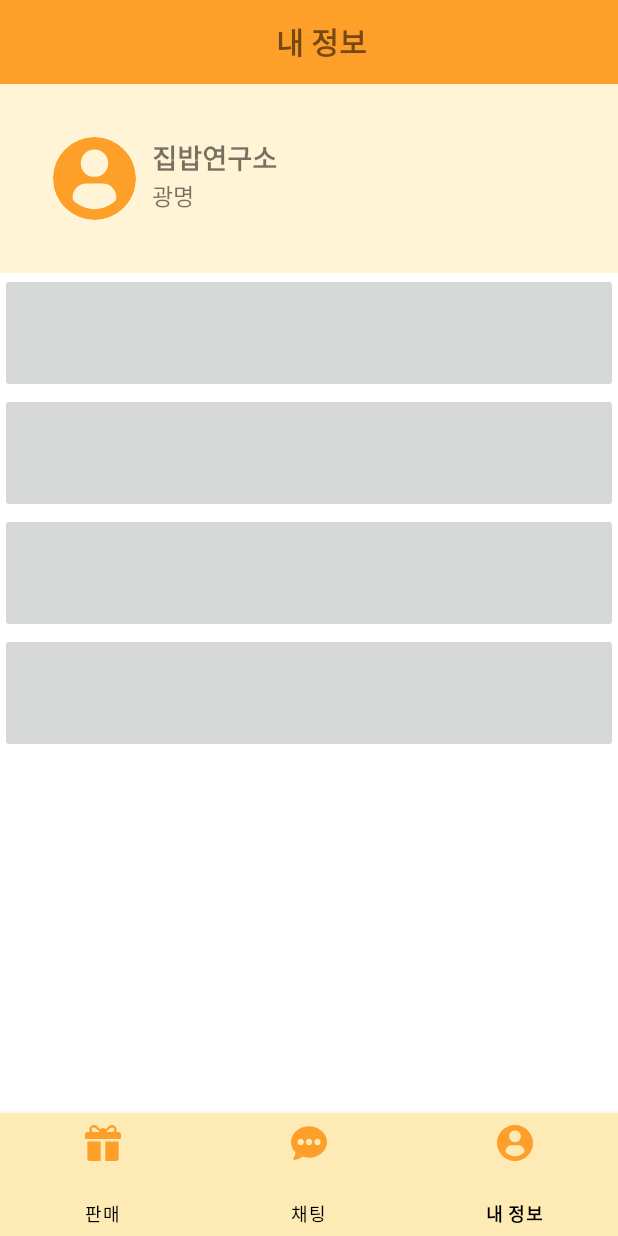
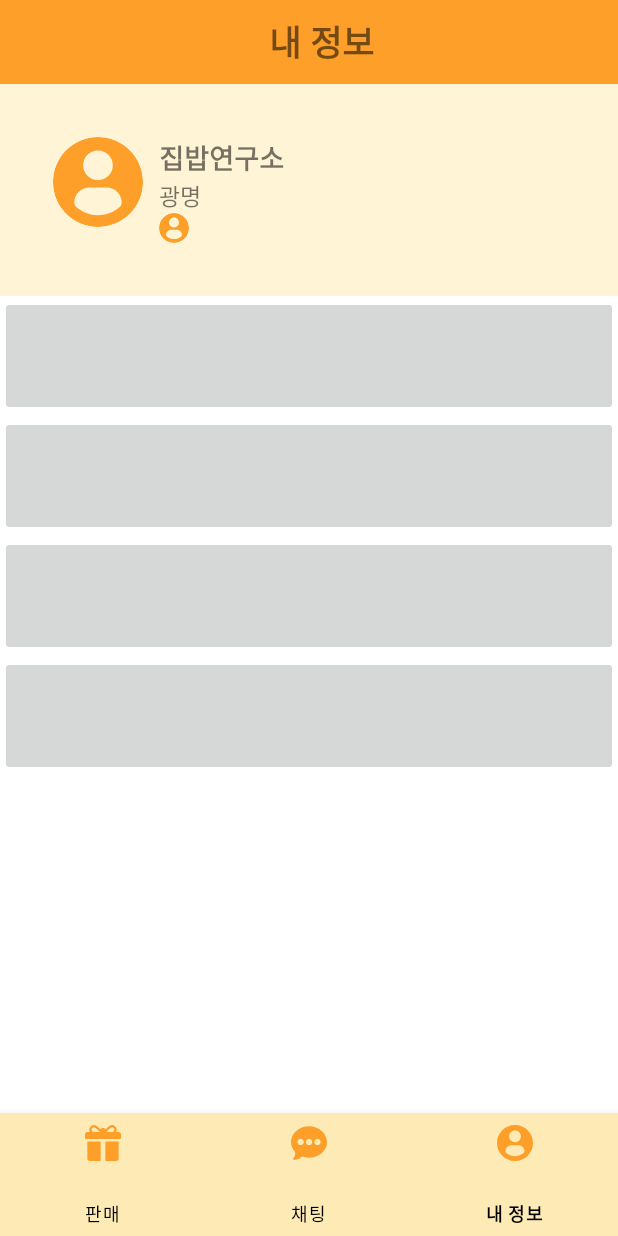
Before and after one commit to nookcoder/KBCompetition, an Android app: the screen it shows after launch (StoreManager_MainActivity), item 3 of the bottom bar chosen, on a phone screen of 412 x 824 dp. Run offline under Robolectric (Android 15) with nearby library versions, the phone set to English and light mode, and no system bars; our stand-ins replace CircleImageView.

Commit message:
[ADD] profile_editor 편집 아이콘 추가

```diff
--- a/app/src/main/res/layout/storemanager_information.xml
+++ b/app/src/main/res/layout/storemanager_information.xml
@@ -16,7 +16,7 @@
             android:text ="내 정보"
             android:textStyle="bold"
             android:gravity="center"
-            android:textSize="20dp"
+            android:textSize="23dp"
             />
 
     </androidx.appcompat.widget.Toolbar>
@@ -33,8 +33,8 @@
         //프로필
         <de.hdodenhof.circleimageview.CircleImageView
             android:id="@+id/storemanager_image_profile"
-            android:layout_height="55dp"
-            android:layout_width="55dp"
+            android:layout_height="60dp"
+            android:layout_width="60dp"
             android:layout_margin="5dp"
             android:src="@drawable/ic_information"
             />
@@ -60,6 +60,13 @@
                 android:textSize="15dp"
                 android:layout_height="wrap_content"
                 android:layout_width="wrap_content"
+                />
+
+            <de.hdodenhof.circleimageview.CircleImageView
+                android:id="@+id/storemanager_image_profile_editor"
+                android:layout_width="20dp"
+                android:layout_height="20dp"
+                android:src="@drawable/ic_information"
                 />
         </LinearLayout>
     </LinearLayout>
```
